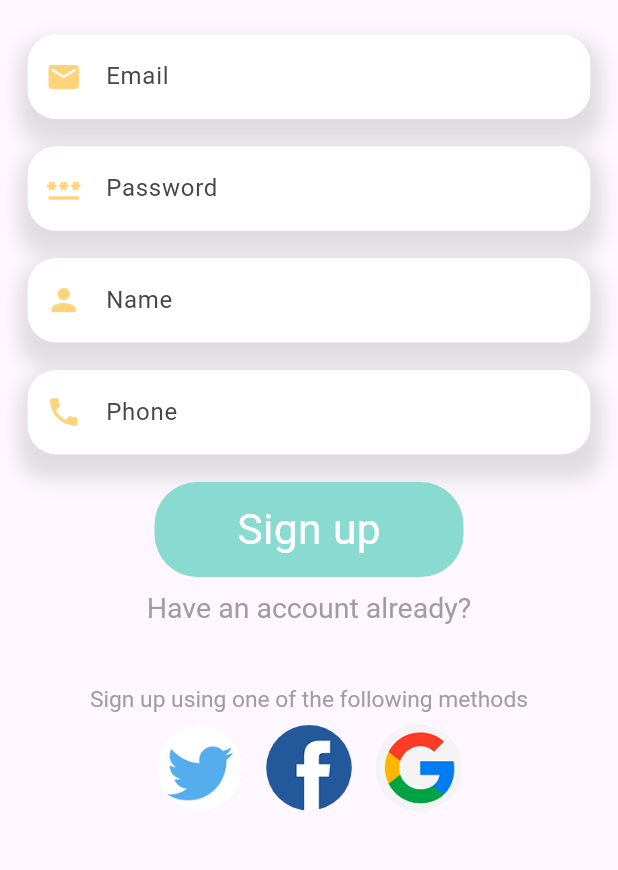
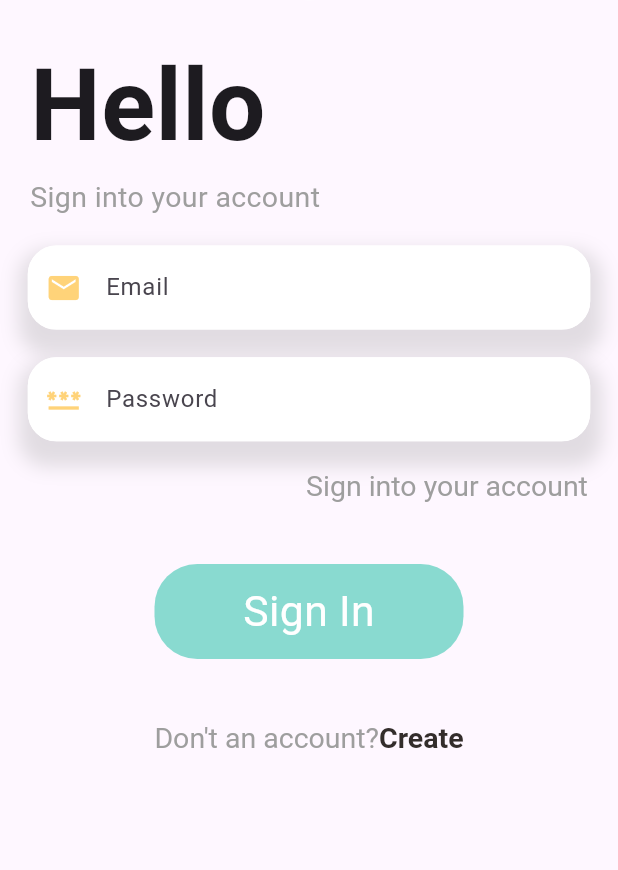
Before and after one commit to DoThienTai/App_Food_Delivery, a Flutter app: the screen it shows after launch, on a phone screen of 412 x 824 dp, the part 336-1206 px from its top. Run offline on Flutter 3.47's test engine with Material 3 defaults, Android fonts, the phone set to English and light mode, and no system bars; our stand-ins replace dots_indicator, get, persistent_bottom_nav_bar, shared_preferences.

Commit message:
xay dung giao dien signin page

```diff
--- a/lib/main.dart
+++ b/lib/main.dart
@@ -1,5 +1,6 @@
 import 'package:app_food_delivery/controllers/cart_controller.dart';
 import 'package:app_food_delivery/controllers/popular_product_controller.dart';
+import 'package:app_food_delivery/pages/auth/sign_in_page.dart';
 import 'package:app_food_delivery/pages/auth/sign_up_page.dart';
 import 'package:app_food_delivery/pages/food/popular_food_detail.dart';
 import 'package:app_food_delivery/pages/food/recommended_food_detail.dart';
@@ -34,7 +35,7 @@ class MyApp extends StatelessWidget {
               colorScheme: ColorScheme.fromSeed(seedColor: Colors.deepPurple),
               useMaterial3: true,
             ),
-             home: SignUpPage(),
+             home: SignInPage(),
             //initialRoute: RouteHelper.getSplashPage(),
             //getPages: RouteHelper.routes,
           );
--- /dev/null
+++ b/lib/pages/auth/sign_in_page.dart
@@ -0,0 +1,144 @@
+import 'package:app_food_delivery/pages/auth/sign_up_page.dart';
+import 'package:app_food_delivery/utils/colors.dart';
+import 'package:app_food_delivery/utils/dimensions.dart';
+import 'package:app_food_delivery/widget/app_text_field.dart';
+import 'package:app_food_delivery/widget/big_text.dart';
+import 'package:flutter/gestures.dart';
+import 'package:flutter/material.dart';
+import 'package:get/get.dart';
+
+class SignInPage extends StatelessWidget {
+  const SignInPage({super.key});
+
+  @override
+  Widget build(BuildContext context) {
+    var passwordController = TextEditingController();
+    var emailController = TextEditingController();
+    return Scaffold(
+      body: SingleChildScrollView(
+        physics: BouncingScrollPhysics(),
+        child: Column(
+          children: [
+            SizedBox(
+              height: Dimensions.screenHeight * 0.05,
+            ),
+            Container(
+              height: Dimensions.screenHeight * 0.25,
+              child: Center(
+                child: CircleAvatar(
+                  backgroundColor: Colors.white,
+                  radius: 80,
+                  backgroundImage: AssetImage("assets/image/logo part 1.png"),
+                ),
+              ),
+            ),
+            //welcome
+            Container(
+              margin: EdgeInsets.only(left: Dimensions.width20),
+              width: double.maxFinite,
+              child: Column(
+                crossAxisAlignment: CrossAxisAlignment.start,
+                children: [
+                  Text(
+                    "Hello",
+                    style: TextStyle(
+                      fontSize: Dimensions.font20 * 3 + Dimensions.font20 / 2,
+                      fontWeight: FontWeight.bold,
+                    ),
+                  ),
+                  Text(
+                    "Sign into your account",
+                    style: TextStyle(
+                      fontSize: Dimensions.font20,
+                      color: Colors.grey[500],
+                    ),
+                  ),
+                ],
+              ),
+            ),
+            SizedBox(
+              height: Dimensions.height20,
+            ),
+            //email
+            AppTextField(
+                textController: emailController,
+                hintText: "Email",
+                icon: Icons.email),
+            SizedBox(
+              height: Dimensions.height20,
+            ),
+            //password
+            AppTextField(
+                textController: passwordController,
+                hintText: "Password",
+                icon: Icons.password),
+            SizedBox(
+              height: Dimensions.height20,
+            ),
+            //tag line
+            Row(
+              children: [
+                Expanded(child: Container()),
+                RichText(
+                  text: TextSpan(
+                    text: "Sign into your account",
+                    style: TextStyle(
+                      color: Colors.grey[500],
+                      fontSize: Dimensions.font20,
+                    ),
+                  ),
+                ),
+                SizedBox(
+                  width: Dimensions.width20,
+                ),
+              ],
+            ),
+            SizedBox(
+              height: Dimensions.screenHeight * 0.05,
+            ),
+            //sign up button
+            Container(
+              width: Dimensions.screenWidth / 2,
+              height: Dimensions.screenHeight / 13,
+              decoration: BoxDecoration(
+                borderRadius: BorderRadius.circular(Dimensions.radius30),
+                color: AppColors.mainColor,
+              ),
+              child: Center(
+                child: BigText(
+                  text: "Sign In",
+                  size: Dimensions.font20 + Dimensions.font20 / 2,
+                  color: Colors.white,
+                ),
+              ),
+            ),
+            SizedBox(
+              height: Dimensions.screenHeight * 0.05,
+            ),
+            //sign up options
+            RichText(
+              text: TextSpan(
+                text: "Don\'t an account?",
+                style: TextStyle(
+                  color: Colors.grey[500],
+                  fontSize: Dimensions.font20,
+                ),
+                children: [
+                  TextSpan(
+                    recognizer: TapGestureRecognizer()..onTap=()=>Get.to(()=> SignUpPage(), transition: Transition.fade,),
+                    text: "Create",
+                    style: TextStyle(
+                      fontWeight: FontWeight.bold,
+                      color: AppColors.mainBlackColor,
+                      fontSize: Dimensions.font20,
+                    ),
+                  )
+                ],
+              ),
+            ),
+          ],
+        ),
+      ),
+    );
+  }
+}
```
